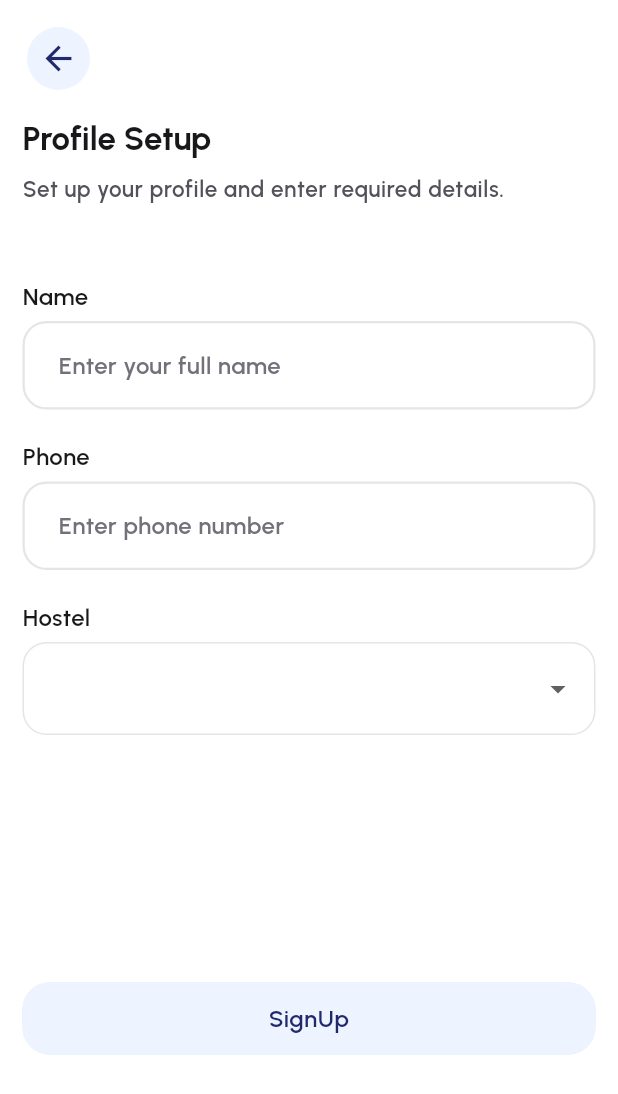
After one commit to joshijoe05/HMS_App, a Flutter app: the ProfileSetupScreen screen opened by its route, on a phone screen of 412 x 824 dp. The commit adds this screen. Shown: the top 1094 px of the screen. Run offline on Flutter 3.47's test engine with Material 3 defaults, Android fonts, the light colour scheme and no system bars; our stand-ins replace connectivity_plus, flutter_easyloading, fpdart, get_it, go_router, google_fonts and 3 more; accounts and stored records are empty.

Commit message:
feat : profile page with dropdown

```diff
--- /dev/null
+++ b/lib/core/common/widgets/dropdown.dart
@@ -0,0 +1,67 @@
+import 'package:flutter/material.dart';
+import 'package:hms_app/core/helper/sized_box_ext.dart';
+import 'package:hms_app/core/theme/colors.dart';
+
+class CustomDropDownButton extends StatefulWidget {
+  final Function(String?) onChanged;
+  final List<String> items;
+  final String? item;
+  final bool showHeading;
+  final String heading;
+  const CustomDropDownButton(
+      {super.key,
+      required this.onChanged,
+      required this.items,
+      this.item,
+      this.showHeading = false,
+      this.heading = ""});
+
+  @override
+  State<CustomDropDownButton> createState() => _CustomDropDownButtonState();
+}
+
+class _CustomDropDownButtonState extends State<CustomDropDownButton> {
+  @override
+  Widget build(BuildContext context) {
+    var textTheme = Theme.of(context).textTheme;
+    return Column(
+      crossAxisAlignment: CrossAxisAlignment.start,
+      children: [
+        if (widget.showHeading)
+          Text(
+            widget.heading,
+            style: textTheme.bodyMedium?.copyWith(fontWeight: FontWeight.w600),
+          ),
+        if (widget.showHeading) 5.height,
+        Container(
+          padding: EdgeInsets.symmetric(horizontal: 12, vertical: 6),
+          decoration: BoxDecoration(
+            borderRadius: BorderRadius.circular(16),
+            border: Border.all(
+              color: AppColors.greyScaleColor,
+            ),
+          ),
+          child: DropdownButtonHideUnderline(
+            child: DropdownButton<String>(
+              isExpanded: true,
+              value: widget.item,
+              items: widget.items.map((e) => buildMenuItem(e)).toList(),
+              onChanged: widget.onChanged,
+            ),
+          ),
+        ),
+      ],
+    );
+  }
+
+  DropdownMenuItem<String> buildMenuItem(String item) {
+    var textTheme = Theme.of(context).textTheme;
+    return DropdownMenuItem<String>(
+      value: item,
+      child: Text(
+        item,
+        style: textTheme.bodyMedium,
+      ),
+    );
+  }
+}
--- a/lib/core/navigation/go_router.dart
+++ b/lib/core/navigation/go_router.dart
@@ -1,6 +1,7 @@
 import 'package:go_router/go_router.dart';
 import 'package:hms_app/core/navigation/routes.dart';
 import 'package:hms_app/features/auth/presentation/pages/login_screen.dart';
+import 'package:hms_app/features/auth/presentation/pages/profile_screen.dart';
 import 'package:hms_app/features/auth/presentation/pages/sign_up_screen.dart';
 import 'package:hms_app/features/auth/presentation/pages/splash_screen.dart';
 
@@ -19,5 +20,9 @@ final GoRouter router = GoRouter(
       path: Routes.signUp,
       builder: (context, state) => const SignUpScreen(),
     ),
+    GoRoute(
+      path: Routes.profileSetup,
+      builder: (context, state) => const ProfileSetupScreen(),
+    ),
   ],
 );
--- a/lib/core/navigation/routes.dart
+++ b/lib/core/navigation/routes.dart
@@ -2,5 +2,6 @@ class Routes {
   static const String splash = '/';
   static const String login = '/login';
   static const String signUp = '/sign-up';
+  static const String profileSetup = '/profile-setup';
   static const String mailSent = '/verify-mail';
 }
--- /dev/null
+++ b/lib/features/auth/presentation/pages/profile_screen.dart
@@ -0,0 +1,129 @@
+import 'package:flutter/material.dart';
+import 'package:hms_app/core/common/widgets/back_button.dart';
+import 'package:hms_app/core/common/widgets/button.dart';
+import 'package:hms_app/core/common/widgets/dropdown.dart';
+import 'package:hms_app/core/common/widgets/text_field.dart';
+import 'package:hms_app/core/helper/dimensions.dart';
+import 'package:hms_app/core/helper/sized_box_ext.dart';
+import 'package:hms_app/core/helper/snackbar.dart';
+import 'package:hms_app/core/navigation/go_router.dart';
+import 'package:hms_app/core/theme/colors.dart';
+import 'package:hms_app/features/auth/presentation/provider/auth_provider.dart';
+import 'package:provider/provider.dart';
+
+class ProfileSetupScreen extends StatefulWidget {
+  const ProfileSetupScreen({super.key});
+
+  @override
+  State<ProfileSetupScreen> createState() => _ProfileSetupScreenState();
+}
+
+class _ProfileSetupScreenState extends State<ProfileSetupScreen> {
+  late AuthProvider authProvider;
+
+  @override
+  void initState() {
+    super.initState();
+    authProvider = context.read<AuthProvider>();
+
+    WidgetsBinding.instance.addPostFrameCallback(
+      (_) {
+        authProvider.nameController.addListener(_updateState);
+        authProvider.phoneController.addListener(_updateState);
+      },
+    );
+  }
+
+  void _updateState() {
+    if (mounted) {
+      setState(() {});
+    }
+  }
+
+  @override
+  void dispose() {
+    authProvider.nameController.removeListener(_updateState);
+    authProvider.phoneController.removeListener(_updateState);
+    super.dispose();
+  }
+
+  @override
+  Widget build(BuildContext context) {
+    var textTheme = Theme.of(context).textTheme;
+    return Scaffold(
+      body: SafeArea(
+        child: Padding(
+          padding: const EdgeInsets.all(15),
+          child: SingleChildScrollView(
+            child: Column(
+              crossAxisAlignment: CrossAxisAlignment.start,
+              children: [
+                CustomBackButton(
+                  onTap: () {
+                    router.pop();
+                  },
+                ),
+                15.height,
+                Text(
+                  "Profile Setup",
+                  style: textTheme.headlineMedium,
+                ),
+                10.height,
+                Text(
+                  "Set up your profile and enter required details.",
+                  style: textTheme.bodySmall?.copyWith(fontSize: 15, color: AppColors.grey600),
+                ),
+                50.height,
+                Column(
+                  crossAxisAlignment: CrossAxisAlignment.start,
+                  children: [
+                    CustomTextField(
+                      heading: "Name",
+                      textEditingController: authProvider.nameController,
+                      hintText: "Enter your full name",
+                    ),
+                    20.height,
+                    CustomTextField(
+                      heading: "Phone",
+                      textEditingController: authProvider.phoneController,
+                      hintText: "Enter phone number",
+                      keyboardType: TextInputType.phone,
+                    ),
+                    20.height,
+                    // dropdown
+                    Consumer<AuthProvider>(builder: (context, data, _) {
+                      return CustomDropDownButton(
+                        showHeading: true,
+                        heading: "Hostel",
+                        onChanged: data.onHostelChanged,
+                        items: ["Hostel1", "Hostel2", "Hostel3"],
+                        item: data.hostelId,
+                      );
+                    }),
+                  ],
+                ),
+                (Dimensions.getHeight(context) * 0.2).round().height,
+                Consumer<AuthProvider>(builder: (context, data, _) {
+                  return CustomButton(
+                    isEnabled: authProvider.nameController.text.trim().isNotEmpty &&
+                        authProvider.phoneController.text.trim().isNotEmpty &&
+                        authProvider.hostelId != null,
+                    onTap: () async {
+                      if (authProvider.phoneController.text.length != 10) {
+                        SnackbarService.showSnackbar("Phone number should be of 10 digits");
+                        return;
+                      }
+                      await authProvider.signUp();
+                    },
+                    title: "SignUp",
+                  );
+                }),
+                15.height,
+              ],
+            ),
+          ),
+        ),
+      ),
+    );
+  }
+}
--- a/lib/features/auth/presentation/pages/sign_up_screen.dart
+++ b/lib/features/auth/presentation/pages/sign_up_screen.dart
@@ -127,7 +127,7 @@ class _SignUpScreenState extends State<SignUpScreen> {
                     ],
                   ),
                 ),
-                (Dimensions.getHeight(context) * 0.28).round().height,
+                (Dimensions.getHeight(context) * 0.24).round().height,
                 Center(
                   child: RichText(
                     textAlign: TextAlign.center,
@@ -162,7 +162,7 @@ class _SignUpScreenState extends State<SignUpScreen> {
                       } else if (authProvider.passwordController.text.trim().length < 6) {
                         SnackbarService.showSnackbar("Password should be atleast 6 characters");
                       } else {
-                        // router.push(Routes.profile);
+                        router.push(Routes.profileSetup);
                       }
                     }
                   },
--- a/lib/features/auth/presentation/provider/auth_provider.dart
+++ b/lib/features/auth/presentation/provider/auth_provider.dart
@@ -32,7 +32,7 @@ class AuthProvider extends ChangeNotifier {
   final TextEditingController confirmPassController = TextEditingController();
   final TextEditingController nameController = TextEditingController();
   final TextEditingController phoneController = TextEditingController();
-  final String hostelId = "";
+  String? hostelId;
 
   final TextEditingController emailLoginController = TextEditingController();
   final TextEditingController passwordLoginController = TextEditingController();
@@ -62,14 +62,19 @@ class AuthProvider extends ChangeNotifier {
     notifyListeners();
   }
 
-  Future<void> signUp(bool isSocialLogin) async {
+  void onHostelChanged(String? hostel) {
+    hostelId = hostel;
+    notifyListeners();
+  }
+
+  Future<void> signUp() async {
     EasyLoading.show();
     final response = await userSignUp(UserSignUpParams(
       email: emailController.text.trim(),
       password: passwordController.text.trim(),
       fullName: nameController.text.trim(),
       contactNumber: phoneController.text.trim(),
-      hostelId: hostelId,
+      hostelId: hostelId!,
     ));
     EasyLoading.dismiss();
     response.fold(
```
